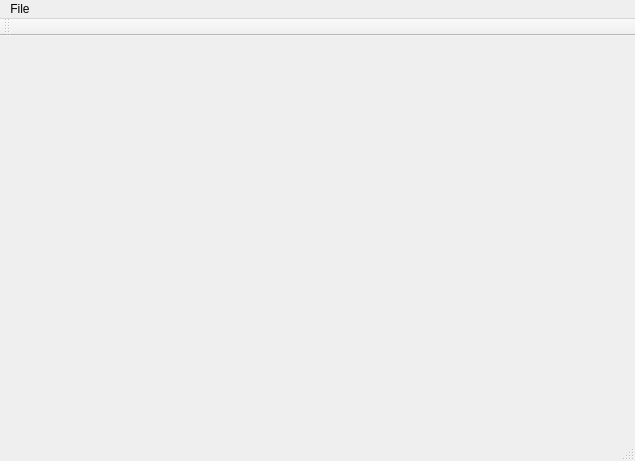
Before: the Qt Designer form icebot_gui.ui in adegirmenci/HBL-ICEbot, drawn with Qt 5.
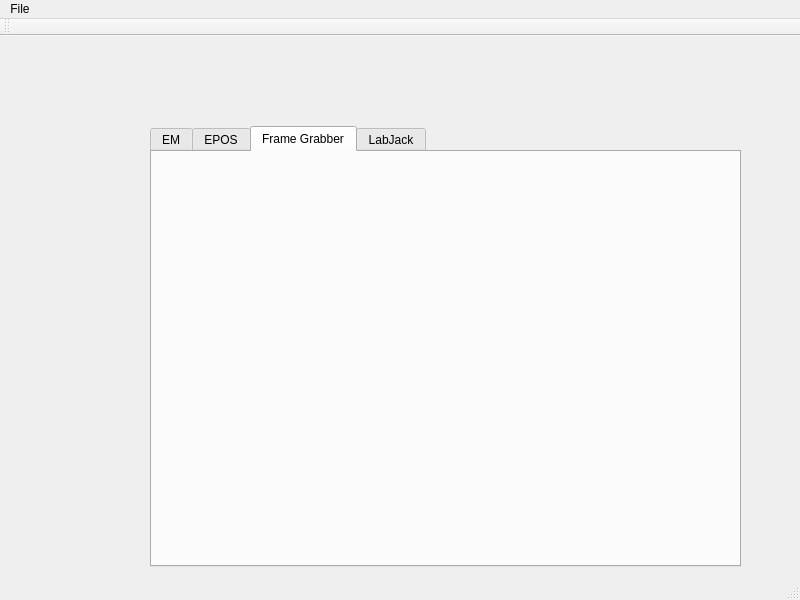
After: the same form once the commit is applied. Custom widgets are drawn as their Qt base class.

Commit message:
Added LabJack and FrmGrab classes.
The correct order for ICEbot motors is trans, pitch, yaw, roll.

Diff of the .ui file:
```diff
--- a/icebot_gui.ui
+++ b/icebot_gui.ui
@@ -6,23 +6,76 @@
    <rect>
     <x>0</x>
     <y>0</y>
-    <width>635</width>
-    <height>461</height>
+    <width>800</width>
+    <height>600</height>
    </rect>
   </property>
   <property name="windowTitle">
    <string>ICEbot_GUI</string>
   </property>
   <widget class="QWidget" name="centralWidget">
-   <widget class="epos2" name="eposWidget" native="true">
+   <widget class="QTabWidget" name="tabWidget">
     <property name="geometry">
      <rect>
-      <x>60</x>
-      <y>70</y>
-      <width>491</width>
-      <height>331</height>
+      <x>150</x>
+      <y>90</y>
+      <width>591</width>
+      <height>441</height>
      </rect>
     </property>
+    <property name="currentIndex">
+     <number>2</number>
+    </property>
+    <widget class="QWidget" name="emTab">
+     <attribute name="title">
+      <string>EM</string>
+     </attribute>
+    </widget>
+    <widget class="QWidget" name="eposTab">
+     <attribute name="title">
+      <string>EPOS</string>
+     </attribute>
+     <widget class="epos2" name="eposWidget" native="true">
+      <property name="geometry">
+       <rect>
+        <x>40</x>
+        <y>30</y>
+        <width>500</width>
+        <height>300</height>
+       </rect>
+      </property>
+     </widget>
+    </widget>
+    <widget class="QWidget" name="frmgrabTab">
+     <attribute name="title">
+      <string>Frame Grabber</string>
+     </attribute>
+     <widget class="FrmGrab" name="frmGrabWidget" native="true">
+      <property name="geometry">
+       <rect>
+        <x>40</x>
+        <y>30</y>
+        <width>500</width>
+        <height>300</height>
+       </rect>
+      </property>
+     </widget>
+    </widget>
+    <widget class="QWidget" name="labjackTab">
+     <attribute name="title">
+      <string>LabJack</string>
+     </attribute>
+     <widget class="LabJack" name="labjackWidget" native="true">
+      <property name="geometry">
+       <rect>
+        <x>40</x>
+        <y>30</y>
+        <width>500</width>
+        <height>300</height>
+       </rect>
+      </property>
+     </widget>
+    </widget>
    </widget>
   </widget>
   <widget class="QMenuBar" name="menuBar">
@@ -30,7 +83,7 @@
     <rect>
      <x>0</x>
      <y>0</y>
-     <width>635</width>
+     <width>800</width>
      <height>21</height>
     </rect>
    </property>
@@ -71,6 +124,18 @@
    <header>epos2.h</header>
    <container>1</container>
   </customwidget>
+  <customwidget>
+   <class>LabJack</class>
+   <extends>QWidget</extends>
+   <header>labjack.h</header>
+   <container>1</container>
+  </customwidget>
+  <customwidget>
+   <class>FrmGrab</class>
+   <extends>QWidget</extends>
+   <header>frmgrab.h</header>
+   <container>1</container>
+  </customwidget>
  </customwidgets>
  <resources/>
  <connections>
```
The commit also changes 10 other files.
